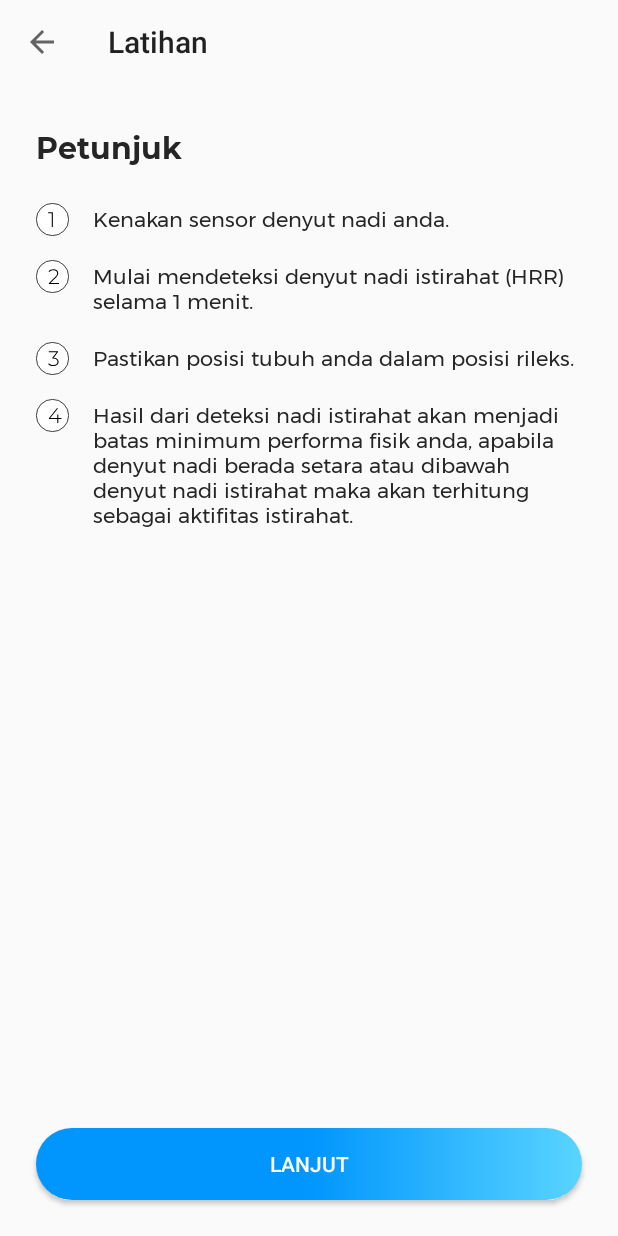
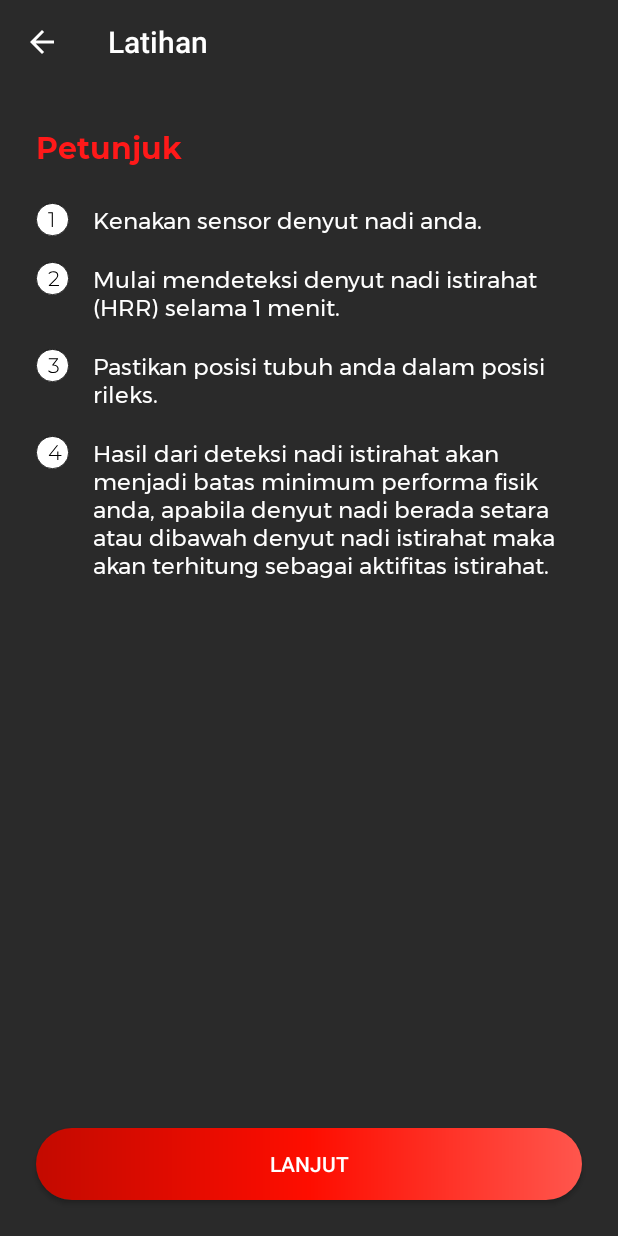
Before and after one commit to hanifah01/android-polarhr, an Android app: the PetunjukLatihan screen opened directly, with no data from a screen before it, on a phone screen of 412 x 824 dp. Run offline under Robolectric (Android 15) with nearby library versions, the phone set to English and light mode, and no system bars; libraries missing offline, so code that uses them is left out: maes.tech.intentanim.

Commit message:
tampilan dark petunjuk latihan

```diff
--- a/app/src/main/res/layout/activity_petunjuk_latihan.xml
+++ b/app/src/main/res/layout/activity_petunjuk_latihan.xml
@@ -5,12 +5,14 @@
     xmlns:app="http://schemas.android.com/apk/res-auto"
     android:layout_width="match_parent"
     android:layout_height="match_parent"
+    android:background="@color/black_polar"
     tools:context=".view.latihan.PetunjukLatihan">
 
     <androidx.appcompat.widget.Toolbar
         android:id="@+id/toolbar_petunjuklatihan"
         android:layout_width="match_parent"
         android:layout_height="wrap_content"
+        android:theme="@style/ToolbarTheme"
         app:layout_constraintEnd_toEndOf="parent"
         app:layout_constraintStart_toStartOf="parent"
         app:layout_constraintTop_toTopOf="parent" />
@@ -24,7 +26,7 @@
         android:fontFamily="@font/montserrat_bold"
         android:textSize="@dimen/font_large"
         android:text="Petunjuk"
-        android:textColor="@color/black"
+        android:textColor="@color/bright_red"
         app:layout_constraintStart_toStartOf="parent"
         app:layout_constraintTop_toBottomOf="@+id/toolbar_petunjuklatihan" />
 
@@ -49,7 +51,8 @@
             android:layout_marginLeft="@dimen/medium"
             android:fontFamily="@font/montserrat"
             android:text="@string/intruksi1"
-            android:textColor="@color/black" />
+            android:textColor="@color/white"
+            android:textSize="@dimen/font_semi_medium"/>
 
     </LinearLayout>
 
@@ -74,7 +77,8 @@
             android:layout_marginLeft="@dimen/medium"
             android:fontFamily="@font/montserrat"
             android:text="@string/intruksi2"
-            android:textColor="@color/black" />
+            android:textColor="@color/white"
+            android:textSize="@dimen/font_semi_medium"/>
 
     </LinearLayout>
 
@@ -99,7 +103,8 @@
             android:layout_marginLeft="@dimen/medium"
             android:fontFamily="@font/montserrat"
             android:text="@string/intruksi3"
-            android:textColor="@color/black" />
+            android:textColor="@color/white"
+            android:textSize="@dimen/font_semi_medium"/>
 
     </LinearLayout>
 
@@ -124,7 +129,8 @@
             android:layout_marginLeft="@dimen/medium"
             android:fontFamily="@font/montserrat"
             android:text="@string/intruksi4"
-            android:textColor="@color/black" />
+            android:textColor="@color/white"
+            android:textSize="@dimen/font_semi_medium"/>
 
     </LinearLayout>
 
@@ -135,7 +141,7 @@
         android:layout_marginLeft="@dimen/large"
         android:layout_marginRight="@dimen/large"
         android:layout_marginBottom="@dimen/large"
-        android:background="@drawable/bg_blue_button"
+        android:background="@drawable/bg_red_button"
         android:text="lanjut"
         android:textColor="@color/white"
         app:layout_constraintBottom_toBottomOf="parent" />
--- a/app/src/main/res/menu/bottom_navigation_menu.xml
+++ /dev/null
@@ -1,4 +0,0 @@
-<?xml version="1.0" encoding="utf-8"?>
-<menu xmlns:android="http://schemas.android.com/apk/res/android">
-
-</menu>
```
